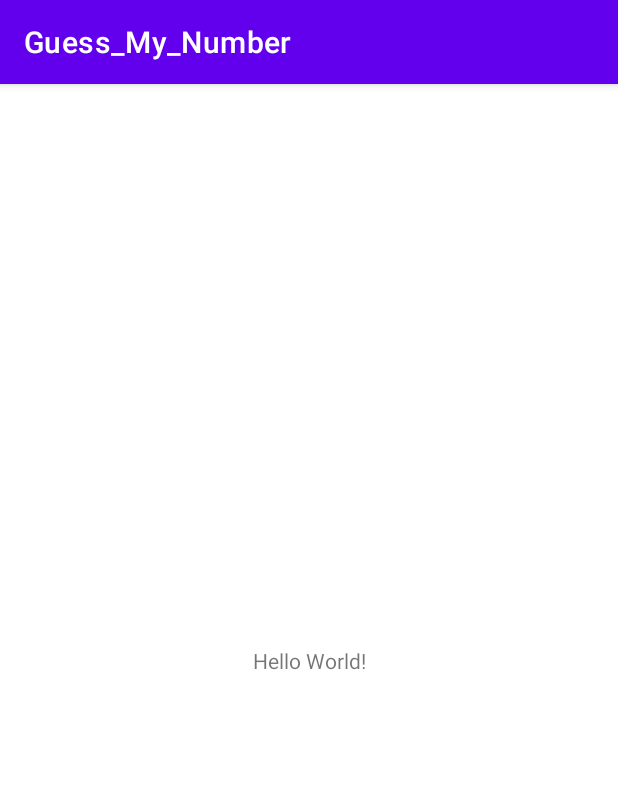
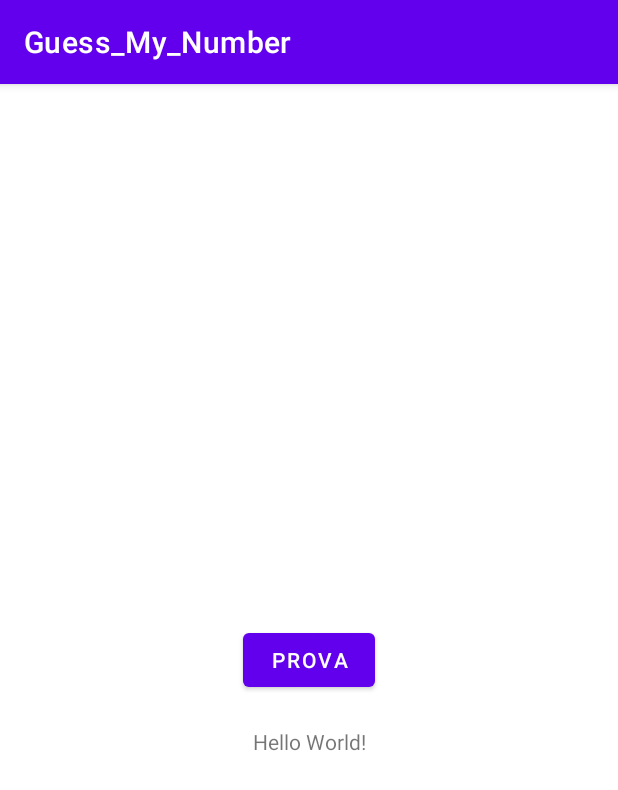
Before and after one commit to MereacreEugen01/Guess_My_Number, an Android app: the screen it shows after launch (MainActivity), on a phone screen of 412 x 824 dp. Shown: the top 790 px of the screen. Run offline under Robolectric (Android 15) with nearby library versions, the phone set to English and light mode, and no system bars.

Commit message:
Commit di prova 3

```diff
--- a/app/src/main/res/layout/activity_main.xml
+++ b/app/src/main/res/layout/activity_main.xml
@@ -7,12 +7,28 @@
     tools:context=".MainActivity">
 
     <TextView
+        android:id="@+id/textView"
         android:layout_width="wrap_content"
         android:layout_height="wrap_content"
         android:text="Hello World!"
         app:layout_constraintBottom_toBottomOf="parent"
         app:layout_constraintLeft_toLeftOf="parent"
         app:layout_constraintRight_toRightOf="parent"
+        app:layout_constraintTop_toTopOf="parent"
+        app:layout_constraintVertical_bias="0.573" />
+
+    <Button
+        android:id="@+id/button"
+        android:layout_width="wrap_content"
+        android:layout_height="wrap_content"
+        android:layout_marginStart="8dp"
+        android:layout_marginTop="8dp"
+        android:layout_marginEnd="8dp"
+        android:layout_marginBottom="8dp"
+        android:text="Prova"
+        app:layout_constraintBottom_toBottomOf="parent"
+        app:layout_constraintEnd_toEndOf="parent"
+        app:layout_constraintStart_toStartOf="parent"
         app:layout_constraintTop_toTopOf="parent" />
 
 </androidx.constraintlayout.widget.ConstraintLayout>
```
